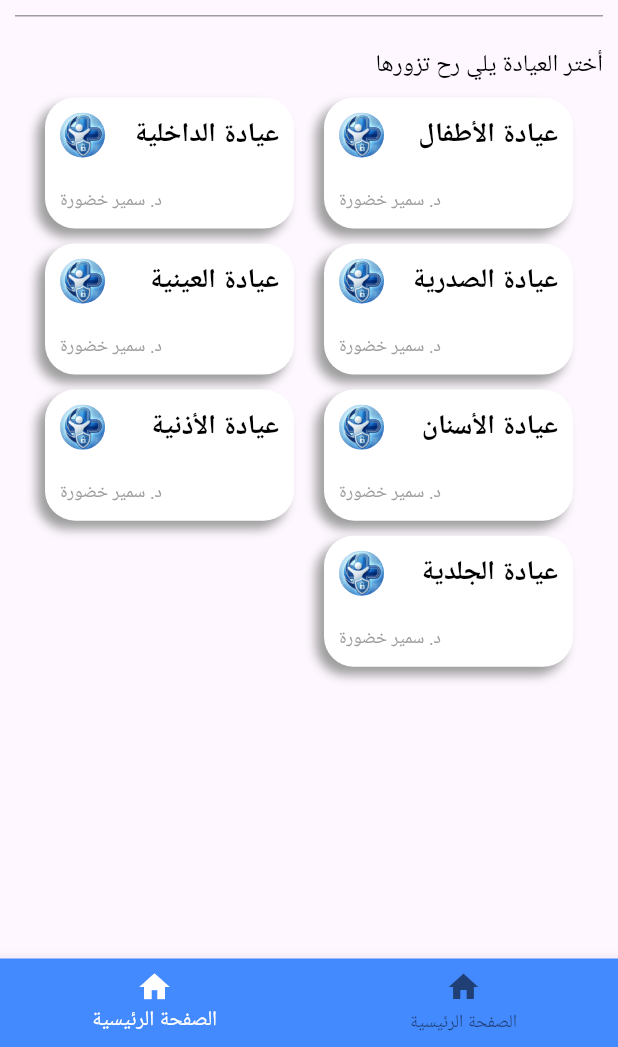
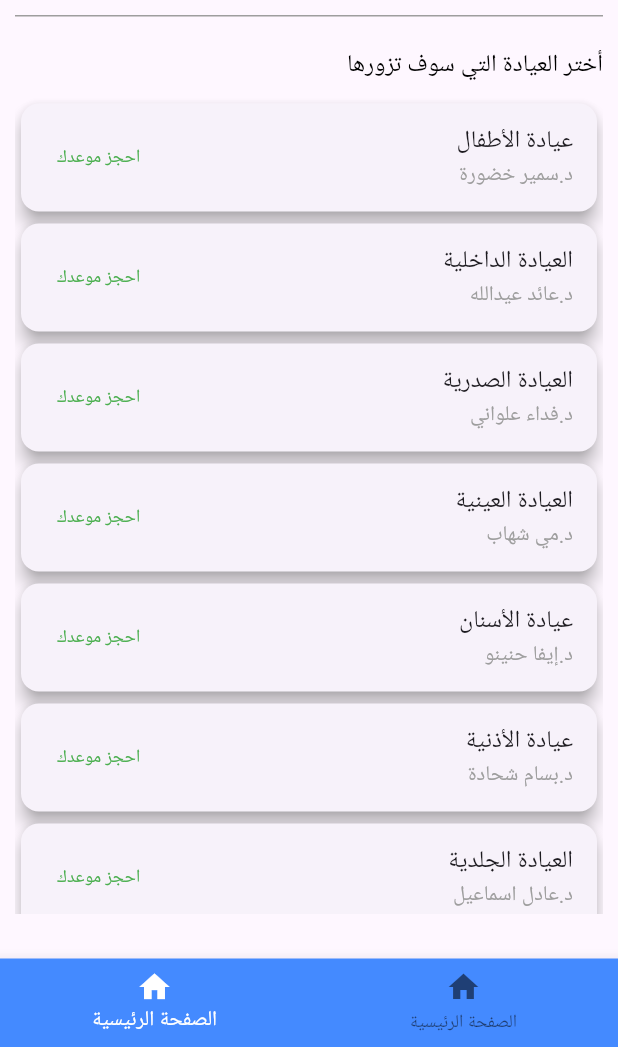
Before and after one commit to ahmdmlndy47/dispencaryApplication, a Flutter app: the Homepage screen opened by its route, on a phone screen of 412 x 824 dp, the part 189-1236 px from its top. Run offline on Flutter 3.47's test engine with Material 3 defaults, Android fonts, the phone set to English and light mode, and no system bars.

Commit message:
editing on homepage and mycard

```diff
--- a/lib/admin_homepage.dart
+++ b/lib/admin_homepage.dart
@@ -330,6 +330,7 @@ class _AdminHomepageState extends State<AdminHomepage> {
                     title: clinics[index]["clinicName"],
                     subtitle: clinics[index]["docName"],
                     trailing: "انقر للتعديل",
+                    trailingColor: Colors.red,
                     onTap: (){
                       //عند الضغط على العيادة سيظهر بوب اب التعديل
                       showDialog(
@@ -345,6 +346,7 @@ class _AdminHomepageState extends State<AdminHomepage> {
                                     mainAxisSize: MainAxisSize.min,
                                     crossAxisAlignment: CrossAxisAlignment.center,
                                     children: [
+                                      //عتوان بوب اب التعديل
                                       Text(
                                         "التعديل على العيادة",
                                         style: TextStyle(
@@ -353,6 +355,7 @@ class _AdminHomepageState extends State<AdminHomepage> {
                                         ),
                                       ),
                                       SizedBox(height: 30,),
+                                      //السيليكشن الخاصة باسماء الأطباء
                                       Form(
                                         child: Directionality(
                                           textDirection: TextDirection.rtl,
@@ -379,6 +382,7 @@ class _AdminHomepageState extends State<AdminHomepage> {
                                               }),
                                         ),),
                                       SizedBox(height: 80,),
+                                      //أزرار التأكيد و الإلغاء
                                       Row(
                                         mainAxisAlignment: MainAxisAlignment.spaceBetween,
                                         children: [
--- a/lib/components/card_widget.dart
+++ b/lib/components/card_widget.dart
@@ -3,8 +3,9 @@ class MyCard extends StatelessWidget {
   final String title;
   final String subtitle;
   final String trailing;
+  final Color trailingColor;
   final void Function() onTap;
-  const MyCard({super.key, required this.title, required this.subtitle, required this.trailing, required this.onTap});
+  const MyCard({super.key, required this.title, required this.subtitle, required this.trailing, required this.onTap, required this.trailingColor});
 
   @override
   Widget build(BuildContext context) {
@@ -23,7 +24,7 @@ class MyCard extends StatelessWidget {
           style: TextStyle(
               fontSize: 12,
               fontWeight: FontWeight.w200,
-              color: Colors.red
+              color: trailingColor
           ),
         ),
       ),
--- a/lib/homepage.dart
+++ b/lib/homepage.dart
@@ -1,3 +1,4 @@
+import 'package:dispensary/components/card_widget.dart';
 import 'package:dispensary/components/specializations.dart';
 import 'package:flutter/material.dart';
 class Homepage extends StatefulWidget {
@@ -6,27 +7,39 @@ class Homepage extends StatefulWidget {
   @override
   State<Homepage> createState() => _HomepageState();
 }
-
+// الصفحة الرئيسية للمريض
 class _HomepageState extends State<Homepage> {
- final List<String> _specializations = [
-    "الأطفال",
-    "الداخلية",
-    "الصدرية",
-    "العينية",
-    "الأسنان",
-    "الأذنية",
-    "الجلدية",
-  ];
- final List<String> _doctors = [
-    "سمير خضورة",
-    "سمير خضورة",
-    "سمير خضورة",
-    "سمير خضورة",
-    "سمير خضورة",
-    "سمير خضورة",
-    "سمير خضورة",
-  ];
   int _current = 0;
+ List clinics = [
+   {
+     "clinicName" : "عيادة الأطفال",
+     "docName" : "د.سمير خضورة",
+   },
+   {
+     "clinicName" : "العيادة الداخلية",
+     "docName" : "د.عائد عيدالله",
+   },
+   {
+     "clinicName" : "العيادة الصدرية",
+     "docName" : "د.فداء علواني",
+   },
+   {
+     "clinicName" : "العيادة العينية",
+     "docName" : "د.مي شهاب",
+   },
+   {
+     "clinicName" : "عيادة الأسنان",
+     "docName" : "د.إيفا حنينو",
+   },
+   {
+     "clinicName" : "عيادة الأذنية",
+     "docName" : "د.بسام شحادة",
+   },
+   {
+     "clinicName" : "العيادة الجلدية",
+     "docName" : "د.عادل اسماعيل",
+   },
+ ];
   @override
   Widget build(BuildContext context) {
     return Scaffold(
@@ -34,6 +47,7 @@ class _HomepageState extends State<Homepage> {
         iconTheme: IconThemeData(color: Colors.white),
         backgroundColor: Colors.blueAccent,
         centerTitle: true,
+        //عنوان الصفحة
         title: Text(
           "مستوصف الخير",
           style: TextStyle(
@@ -42,12 +56,14 @@ class _HomepageState extends State<Homepage> {
             color: Colors.white
           ),),
       ),
+      //جسم الصفحة
       body: Container(
         padding: EdgeInsets.symmetric(vertical: 30,horizontal: 10),
         child: Column(
           crossAxisAlignment: CrossAxisAlignment.start,
           textDirection: TextDirection.rtl,
           children: [
+            //نص توضيحي للصفحة من اجل المستخدم
             Container(
               width: double.infinity,
               padding: EdgeInsets.only(bottom: 10),
@@ -81,34 +97,37 @@ class _HomepageState extends State<Homepage> {
             ),
             SizedBox(height: 20,),
             Text(
-              "أختر العيادة يلي رح تزورها",
+              "أختر العيادة التي سوف تزورها",
               style: TextStyle(
                 fontSize: 16,
                 fontWeight: FontWeight.w400,
                 color: Colors.black
               ),
             ),
+            SizedBox(height: 10,),
+            //عيادات المستوصف
             Expanded(
               child: Directionality(
                 textDirection: TextDirection.rtl,
-                child: GridView.builder(
-                    padding: EdgeInsets.symmetric(vertical: 10,horizontal: 20),
-                      gridDelegate: SliverGridDelegateWithFixedCrossAxisCount(
-                        crossAxisCount: MediaQuery.of(context).size.width < 300 ? 1 : 2,
-                        mainAxisSpacing: 10,
-                        crossAxisSpacing: 20,
-                        childAspectRatio: MediaQuery.of(context).size.width < 300 ? 3 : 1.9,
-                      ),
-                      itemCount: 7,
-
-                      itemBuilder: (BuildContext context, index){
-                        return Speciality(specialityName: _specializations[index],doctorName: _doctors[index],);
-                      }),
+                child: ListView.builder(
+                  itemBuilder: (context,index){
+                    //العيادة
+                    return MyCard(
+                        title: clinics[index]["clinicName"],
+                        subtitle: clinics[index]["docName"],
+                        trailing: "احجز موعدك",
+                        trailingColor: Colors.green,
+                        onTap: (){}
+                    );
+                  },
+                  itemCount: clinics.length,
+                ),
               ),
             ),
           ],
         ),
       ),
+      //تبويبات الصفحة والشريط السفلي
       bottomNavigationBar: BottomNavigationBar(
         currentIndex: _current,
         selectedItemColor: Colors.white,
@@ -120,6 +139,7 @@ class _HomepageState extends State<Homepage> {
           });
         },
         items: [
+          //بويبة الصفحة الرئيسية
           BottomNavigationBarItem(
             icon: Icon(Icons.home),
             label: "الصفحة الرئيسية",
--- a/lib/main.dart
+++ b/lib/main.dart
@@ -6,7 +6,7 @@ import 'package:flutter/material.dart';
 import 'log_sign_page.dart';
 void main() {
   runApp( MaterialApp(
-    home: AdminHomepage(),
+    home: LogOrSignPage(),
     debugShowCheckedModeBanner: false,
     routes: {
       "homepage" : (context) => Homepage(),
```
